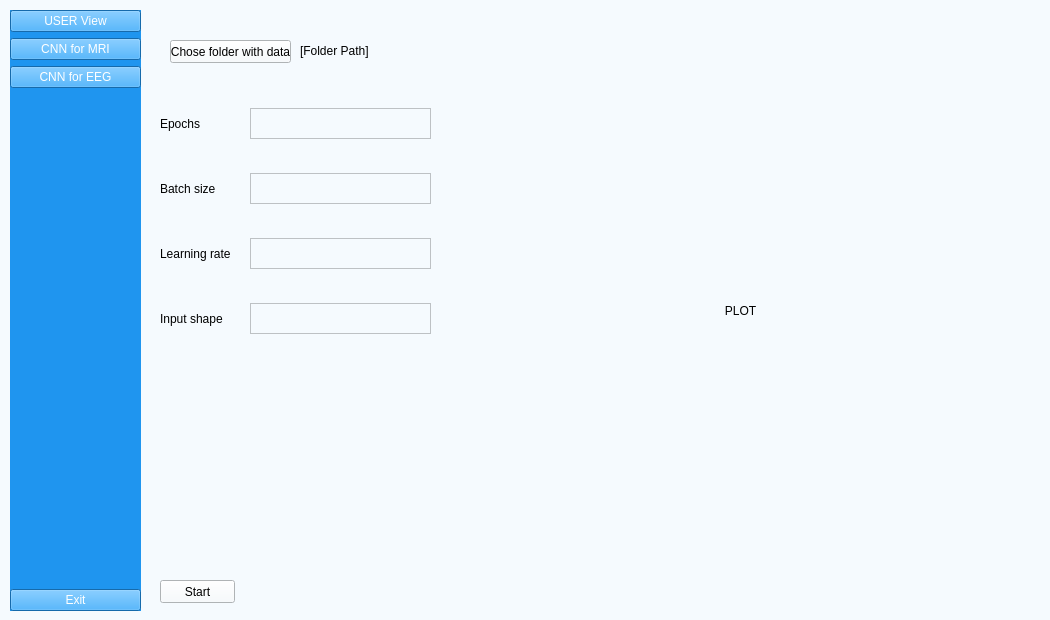
Old version of the form UI/aUI_projekt_GAN.ui in the repository matimusial/ADHDPredictorApp.
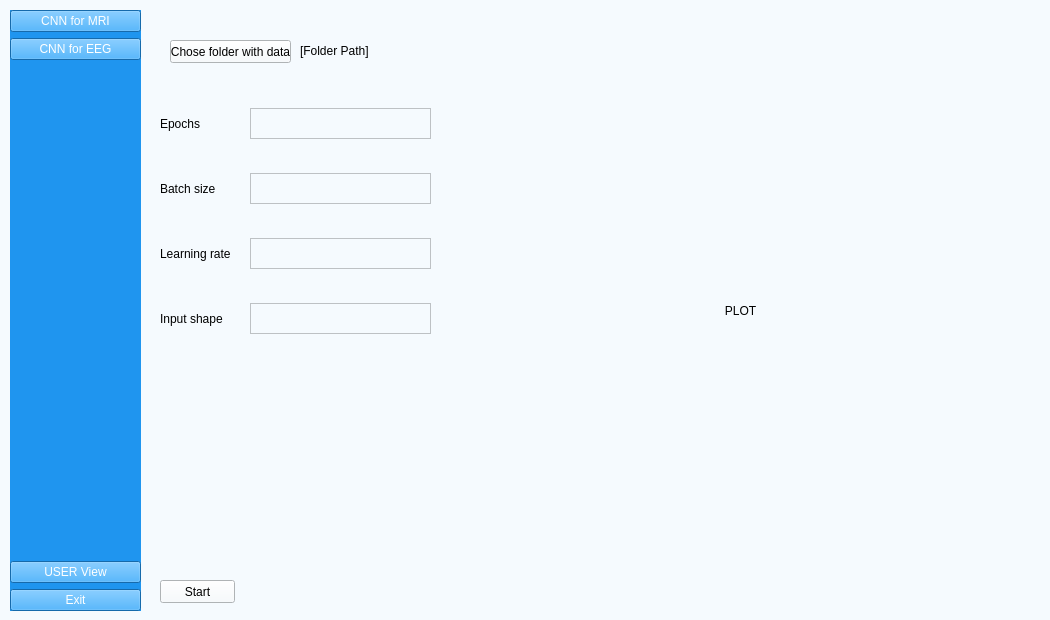
New version of the form.

What changed in the file:
```diff
--- a/UI/aUI_projekt_GAN.ui
+++ b/UI/aUI_projekt_GAN.ui
@@ -38,19 +38,6 @@
     <layout class="QVBoxLayout" name="verticalLayout_2">
      <item>
       <layout class="QVBoxLayout" name="verticalLayout">
-       <item>
-        <widget class="QPushButton" name="switchSceneBtn">
-         <property name="text">
-          <string>USER View</string>
-         </property>
-         <property name="checkable">
-          <bool>true</bool>
-         </property>
-         <property name="autoExclusive">
-          <bool>true</bool>
-         </property>
-        </widget>
-       </item>
        <item>
         <widget class="QPushButton" name="CNN_MRI_Button">
          <property name="text">
@@ -92,6 +79,19 @@
        </property>
       </spacer>
      </item>
+     <item>
+      <widget class="QPushButton" name="switchSceneBtn">
+       <property name="text">
+        <string>USER View</string>
+       </property>
+       <property name="checkable">
+        <bool>true</bool>
+       </property>
+       <property name="autoExclusive">
+        <bool>true</bool>
+       </property>
+      </widget>
+     </item>
      <item>
       <widget class="QPushButton" name="exitButton">
        <property name="text">
```
